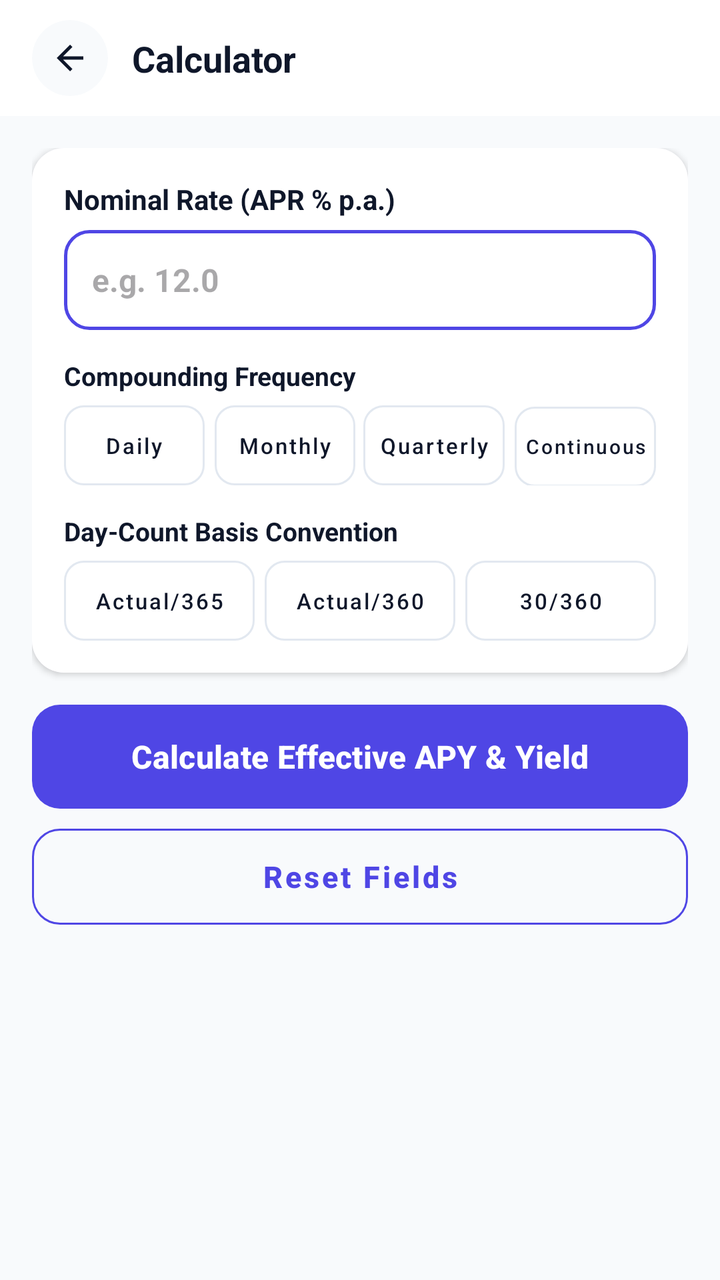
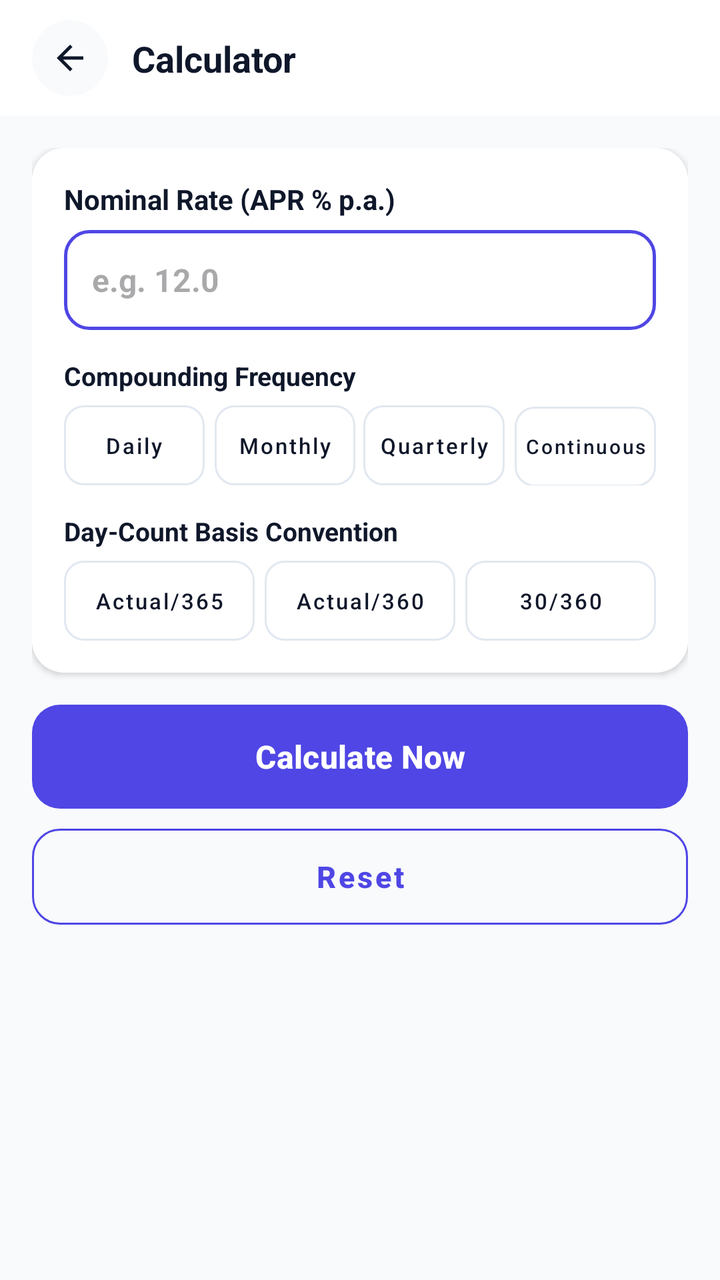

Before-and-after screenshots of an Android layout around one commit, followed by the original layout XML and the change that was made.
<!-- AndroidManifest.xml: application theme Theme.Calculatoremi -->
<!-- res/layout/activity_apy_apr_calculator.xml -->
<?xml version="1.0" encoding="utf-8"?>
<LinearLayout xmlns:android="http://schemas.android.com/apk/res/android"
    xmlns:app="http://schemas.android.com/apk/res-auto"
    android:layout_width="match_parent"
    android:layout_height="match_parent"
    android:background="@color/background"
    android:orientation="vertical">

    
    <include layout="@layout/layout_calculator_header" />

    
    <androidx.core.widget.NestedScrollView
        android:id="@+id/centerBodyLayout"
        android:layout_width="match_parent"
        android:layout_height="match_parent"
        android:clipToPadding="false"
        android:paddingBottom="40dp"
        android:fillViewport="true">

        <LinearLayout
            android:layout_width="match_parent"
            android:layout_height="wrap_content"
            android:orientation="vertical"
            android:padding="16dp">

            
            <com.google.android.material.card.MaterialCardView
                android:layout_width="match_parent"
                android:layout_height="wrap_content"
                app:cardCornerRadius="16dp"
                app:cardElevation="2dp"
                app:strokeWidth="0dp"
                android:layout_marginBottom="16dp">

                <LinearLayout
                    android:layout_width="match_parent"
                    android:layout_height="wrap_content"
                    android:orientation="vertical"
                    android:background="@color/surface"
                    android:padding="16dp">

                    <TextView
                        android:layout_width="wrap_content"
                        android:layout_height="wrap_content"
                        android:text="Nominal Rate (APR % p.a.)"
                        android:textColor="@color/text_primary"
                        android:textSize="14sp"
                        android:textStyle="bold" />

                    <EditText
                        android:id="@+id/etNominalApr"
                        android:layout_width="match_parent"
                        android:layout_height="50dp"
                        android:layout_marginTop="6dp"
                        android:background="@drawable/numeric_input_border"
                        android:hint="e.g. 12.0"
                        android:inputType="numberDecimal"
                        android:paddingHorizontal="14dp"
                        android:textColor="@color/text_primary"
                        android:textSize="16sp"
                        android:textStyle="bold" />

                    <TextView
                        android:layout_width="wrap_content"
                        android:layout_height="wrap_content"
                        android:layout_marginTop="14dp"
                        android:text="Compounding Frequency"
                        android:textColor="@color/text_primary"
                        android:textSize="13sp"
                        android:textStyle="bold" />

                    <LinearLayout
                        android:layout_width="match_parent"
                        android:layout_height="wrap_content"
                        android:layout_marginTop="6dp"
                        android:orientation="horizontal"
                        android:weightSum="4">

                        <com.google.android.material.button.MaterialButton
                            android:id="@+id/chipCompDaily"
                            style="@style/Widget.MaterialComponents.Button.OutlinedButton"
                            android:layout_width="0dp"
                            android:layout_height="40dp"
                            android:layout_weight="1"
                            android:layout_marginEnd="3dp"
                            android:gravity="center"
                            android:padding="0dp"
                            android:singleLine="true"
                            android:text="Daily"
                            android:textAllCaps="false"
                            android:textColor="@color/text_primary"
                            android:textSize="11sp"
                            android:insetTop="0dp"
                            android:insetBottom="0dp"
                            app:cornerRadius="10dp"
                            app:strokeColor="@color/border_stroke" />

                        <com.google.android.material.button.MaterialButton
                            android:id="@+id/chipCompMonthly"
                            style="@style/Widget.MaterialComponents.Button.OutlinedButton"
                            android:layout_width="0dp"
                            android:layout_height="40dp"
                            android:layout_weight="1"
                            android:layout_marginHorizontal="2dp"
                            android:gravity="center"
                            android:padding="0dp"
                            android:singleLine="true"
                            android:text="Monthly"
                            android:textAllCaps="false"
                            android:textColor="@color/text_primary"
                            android:textSize="11sp"
                            android:insetTop="0dp"
                            android:insetBottom="0dp"
                            app:cornerRadius="10dp"
                            app:strokeColor="@color/border_stroke" />

                        <com.google.android.material.button.MaterialButton
                            android:id="@+id/chipCompQuarterly"
                            style="@style/Widget.MaterialComponents.Button.OutlinedButton"
                            android:layout_width="0dp"
                            android:layout_height="40dp"
                            android:layout_weight="1"
                            android:layout_marginHorizontal="2dp"
                            android:gravity="center"
                            android:padding="0dp"
                            android:singleLine="true"
                            android:text="Quarterly"
                            android:textAllCaps="false"
                            android:textColor="@color/text_primary"
                            android:textSize="11sp"
                            android:insetTop="0dp"
                            android:insetBottom="0dp"
                            app:cornerRadius="10dp"
                            app:strokeColor="@color/border_stroke" />

                        <com.google.android.material.button.MaterialButton
                            android:id="@+id/chipCompContinuous"
                            style="@style/Widget.MaterialComponents.Button.OutlinedButton"
                            android:layout_width="0dp"
                            android:layout_height="40dp"
                            android:layout_weight="1"
                            android:layout_marginStart="3dp"
                            android:gravity="center"
                            android:padding="0dp"
                            android:singleLine="true"
                            android:text="Continuous"
                            android:textAllCaps="false"
                            android:textColor="@color/text_primary"
                            android:textSize="10sp"
                            android:insetTop="0dp"
                            android:insetBottom="0dp"
                            app:cornerRadius="10dp"
                            app:strokeColor="@color/border_stroke" />

                    </LinearLayout>

                    <TextView
                        android:layout_width="wrap_content"
                        android:layout_height="wrap_content"
                        android:layout_marginTop="14dp"
                        android:text="Day-Count Basis Convention"
                        android:textColor="@color/text_primary"
                        android:textSize="13sp"
                        android:textStyle="bold" />

                    <LinearLayout
                        android:layout_width="match_parent"
                        android:layout_height="wrap_content"
                        android:layout_marginTop="6dp"
                        android:orientation="horizontal"
                        android:weightSum="3">

                        <com.google.android.material.button.MaterialButton
                            android:id="@+id/chipCountAct365"
                            style="@style/Widget.MaterialComponents.Button.OutlinedButton"
                            android:layout_width="0dp"
                            android:layout_height="40dp"
                            android:layout_weight="1"
                            android:layout_marginEnd="3dp"
                            android:gravity="center"
                            android:padding="0dp"
                            android:singleLine="true"
                            android:text="Actual/365"
                            android:textAllCaps="false"
                            android:textColor="@color/text_primary"
                            android:textSize="11sp"
                            android:insetTop="0dp"
                            android:insetBottom="0dp"
                            app:cornerRadius="10dp"
                            app:strokeColor="@color/border_stroke" />

                        <com.google.android.material.button.MaterialButton
                            android:id="@+id/chipCountAct360"
                            style="@style/Widget.MaterialComponents.Button.OutlinedButton"
                            android:layout_width="0dp"
                            android:layout_height="40dp"
                            android:layout_weight="1"
                            android:layout_marginHorizontal="2dp"
                            android:gravity="center"
                            android:padding="0dp"
                            android:singleLine="true"
                            android:text="Actual/360"
                            android:textAllCaps="false"
                            android:textColor="@color/text_primary"
                            android:textSize="11sp"
                            android:insetTop="0dp"
                            android:insetBottom="0dp"
                            app:cornerRadius="10dp"
                            app:strokeColor="@color/border_stroke" />

                        <com.google.android.material.button.MaterialButton
                            android:id="@+id/chipCount30360"
                            style="@style/Widget.MaterialComponents.Button.OutlinedButton"
                            android:layout_width="0dp"
                            android:layout_height="40dp"
                            android:layout_weight="1"
                            android:layout_marginStart="3dp"
                            android:gravity="center"
                            android:padding="0dp"
                            android:singleLine="true"
                            android:text="30/360"
                            android:textAllCaps="false"
                            android:textColor="@color/text_primary"
                            android:textSize="11sp"
                            android:insetTop="0dp"
                            android:insetBottom="0dp"
                            app:cornerRadius="10dp"
                            app:strokeColor="@color/border_stroke" />

                    </LinearLayout>

                </LinearLayout>
            </com.google.android.material.card.MaterialCardView>



            
            <com.google.android.material.button.MaterialButton
                android:id="@+id/btnCalculate"
                android:layout_width="match_parent"
                android:layout_height="52dp"
                android:text="Calculate Effective APY &amp; Yield"
                android:textAllCaps="false"
                android:textColor="#FFFFFF"
                android:textSize="16sp"
                android:textStyle="bold"
                android:insetTop="0dp"
                android:insetBottom="0dp"
                app:backgroundTint="@color/primary"
                app:cornerRadius="14dp" />

            <com.google.android.material.button.MaterialButton
                android:id="@+id/btnReset"
                style="@style/Widget.MaterialComponents.Button.OutlinedButton"
                android:layout_width="match_parent"
                android:layout_height="48dp"
                android:layout_marginTop="10dp"
                android:text="Reset Fields"
                android:textAllCaps="false"
                android:textColor="@color/primary"
                android:textSize="15sp"
                android:textStyle="bold"
                android:insetTop="0dp"
                android:insetBottom="0dp"
                app:cornerRadius="14dp"
                app:strokeColor="@color/primary" />

        </LinearLayout>
    </androidx.core.widget.NestedScrollView>

</LinearLayout>
<!-- res/layout/layout_calculator_header.xml (included above) -->
<?xml version="1.0" encoding="utf-8"?>
<androidx.constraintlayout.widget.ConstraintLayout xmlns:android="http://schemas.android.com/apk/res/android"
    xmlns:app="http://schemas.android.com/apk/res-auto"
    android:id="@+id/calculatorHeader"
    android:layout_width="match_parent"
    android:layout_height="wrap_content"
    android:minHeight="56dp"
    android:background="@color/surface"
    android:elevation="0dp"
    android:paddingStart="16dp"
    android:paddingEnd="16dp"
    android:paddingTop="10dp"
    android:paddingBottom="10dp">

    <com.google.android.material.card.MaterialCardView
        android:id="@+id/btnBackContainer"
        android:layout_width="38dp"
        android:layout_height="38dp"
        app:cardBackgroundColor="@color/background"
        app:cardCornerRadius="19dp"
        app:cardElevation="0dp"
        app:strokeWidth="0dp"
        app:layout_constraintBottom_toBottomOf="parent"
        app:layout_constraintStart_toStartOf="parent"
        app:layout_constraintTop_toTopOf="parent">

        <ImageView
            android:id="@+id/btnBack"
            android:layout_width="20dp"
            android:layout_height="20dp"
            android:layout_gravity="center"
            android:src="@drawable/ic_arrow_back"
            app:tint="@color/text_primary" />
    </com.google.android.material.card.MaterialCardView>

    <TextView
        android:id="@+id/txtTitle"
        android:layout_width="0dp"
        android:layout_height="wrap_content"
        android:layout_marginStart="12dp"
        android:layout_marginEnd="12dp"
        android:text="Calculator"
        android:textColor="@color/text_primary"
        android:textSize="18sp"
        android:textStyle="bold"
        android:maxLines="1"
        android:ellipsize="end"
        app:layout_constraintBottom_toBottomOf="parent"
        app:layout_constraintEnd_toEndOf="parent"
        app:layout_constraintStart_toEndOf="@id/btnBackContainer"
        app:layout_constraintTop_toTopOf="parent" />

</androidx.constraintlayout.widget.ConstraintLayout>
<!-- resources referenced by this layout -->
<resources>
  <color name="background">#F8FAFC</color>
  <color name="border_stroke">#E2E8F0</color>
  <color name="primary">#4F46E5</color>
  <color name="surface">#FFFFFF</color>
  <color name="text_primary">#0F172A</color>
  <!-- drawable ic_arrow_back (drawable) -->
  <vector xmlns:android="http://schemas.android.com/apk/res/android"
      android:width="24dp"
      android:height="24dp"
      android:viewportWidth="960"
      android:viewportHeight="960">
    <path
        android:pathData="m313,520 l224,224 -57,56 -320,-320 320,-320 57,56 -224,224h487v80L313,520Z"
        android:fillColor="#e3e3e3"/>
  </vector>
  <!-- drawable numeric_input_border (drawable) -->
  <?xml version="1.0" encoding="utf-8"?>
  <shape xmlns:android="http://schemas.android.com/apk/res/android"
      android:shape="rectangle">
  
      <solid android:color="@color/surface"/>
  
      <stroke
          android:width="1.5dp"
          android:color="@color/primary"/>
  
      <corners android:radius="12dp"/>
  </shape>
  <style name="Theme.Calculatoremi" parent="Base.Theme.Calculatoremi" />
  <style name="Base.Theme.Calculatoremi" parent="Theme.Material3.DayNight.NoActionBar">
          <item name="android:statusBarColor">@android:color/transparent</item>
          <item name="android:navigationBarColor">@android:color/transparent</item>
          <item name="android:windowLightStatusBar">true</item>
          <item name="android:windowLightNavigationBar">true</item>
          <item name="colorPrimary">@color/primary</item>
          <item name="colorOnPrimary">#FFFFFF</item>
          <item name="colorSecondary">@color/gradient_accent</item>
          <item name="colorOnSecondary">#FFFFFF</item>
      </style>
  <color name="gradient_accent">#818CF8</color>
</resources>

<!-- the commit's change to res/layout/activity_apy_apr_calculator.xml (unified diff, before → after) -->
@@ -1,4 +1,5 @@
 <?xml version="1.0" encoding="utf-8"?>
+
 <LinearLayout xmlns:android="http://schemas.android.com/apk/res/android"
     xmlns:app="http://schemas.android.com/apk/res-auto"
     android:layout_width="match_parent"
@@ -43,7 +44,7 @@
                     <TextView
                         android:layout_width="wrap_content"
                         android:layout_height="wrap_content"
-                        android:text="Nominal Rate (APR % p.a.)"
+                        android:text="@string/label_nominal_rate"
                         android:textColor="@color/text_primary"
                         android:textSize="14sp"
                         android:textStyle="bold" />
@@ -65,7 +66,7 @@
                         android:layout_width="wrap_content"
                         android:layout_height="wrap_content"
                         android:layout_marginTop="14dp"
-                        android:text="Compounding Frequency"
+                        android:text="@string/label_compounding_frequency"
                         android:textColor="@color/text_primary"
                         android:textSize="13sp"
                         android:textStyle="bold" />
@@ -87,7 +88,7 @@
                             android:gravity="center"
                             android:padding="0dp"
                             android:singleLine="true"
-                            android:text="Daily"
+                            android:text="@string/compounding_daily"
                             android:textAllCaps="false"
                             android:textColor="@color/text_primary"
                             android:textSize="11sp"
@@ -106,7 +107,7 @@
                             android:gravity="center"
                             android:padding="0dp"
                             android:singleLine="true"
-                            android:text="Monthly"
+                            android:text="@string/compounding_monthly"
                             android:textAllCaps="false"
                             android:textColor="@color/text_primary"
                             android:textSize="11sp"
@@ -125,7 +126,7 @@
                             android:gravity="center"
                             android:padding="0dp"
                             android:singleLine="true"
-                            android:text="Quarterly"
+                            android:text="@string/compounding_quarterly"
                             android:textAllCaps="false"
                             android:textColor="@color/text_primary"
                             android:textSize="11sp"
@@ -144,7 +145,7 @@
                             android:gravity="center"
                             android:padding="0dp"
                             android:singleLine="true"
-                            android:text="Continuous"
+                            android:text="@string/compounding_continuous"
                             android:textAllCaps="false"
                             android:textColor="@color/text_primary"
                             android:textSize="10sp"
@@ -159,7 +160,7 @@
                         android:layout_width="wrap_content"
                         android:layout_height="wrap_content"
                         android:layout_marginTop="14dp"
-                        android:text="Day-Count Basis Convention"
+                        android:text="@string/label_day_count_convention"
                         android:textColor="@color/text_primary"
                         android:textSize="13sp"
                         android:textStyle="bold" />
@@ -240,7 +241,7 @@
                 android:id="@+id/btnCalculate"
                 android:layout_width="match_parent"
                 android:layout_height="52dp"
-                android:text="Calculate Effective APY &amp; Yield"
+                android:text="@string/btn_calculate"
                 android:textAllCaps="false"
                 android:textColor="#FFFFFF"
                 android:textSize="16sp"
@@ -256,7 +257,7 @@
                 android:layout_width="match_parent"
                 android:layout_height="48dp"
                 android:layout_marginTop="10dp"
-                android:text="Reset Fields"
+                android:text="@string/btn_reset"
                 android:textAllCaps="false"
                 android:textColor="@color/primary"
                 android:textSize="15sp"
<!-- resource entries referenced after the edit -->
@@ -28,6 +28,15 @@
   
       <corners android:radius="12dp"/>
   </shape>
+  <string name="btn_calculate">Calculate Now</string>
+  <string name="btn_reset">Reset</string>
+  <string name="compounding_continuous">Continuous</string>
+  <string name="compounding_daily">Daily</string>
+  <string name="compounding_monthly">Monthly</string>
+  <string name="compounding_quarterly">Quarterly</string>
+  <string name="label_compounding_frequency">Compounding Frequency</string>
+  <string name="label_day_count_convention">Day-Count Basis Convention</string>
+  <string name="label_nominal_rate">Nominal Rate (APR % p.a.)</string>
   <style name="Theme.Calculatoremi" parent="Base.Theme.Calculatoremi" />
   <style name="Base.Theme.Calculatoremi" parent="Theme.Material3.DayNight.NoActionBar">
           <item name="android:statusBarColor">@android:color/transparent</item>
